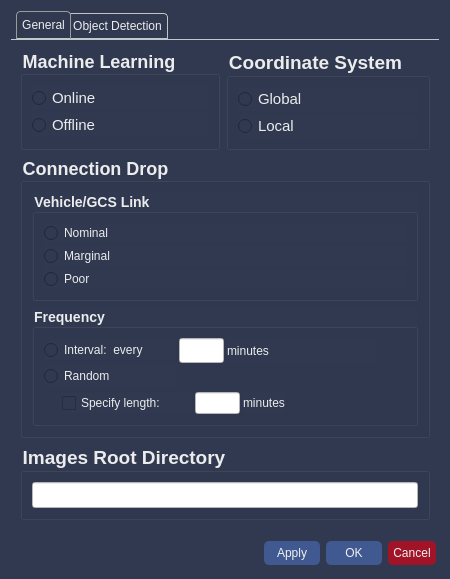
Before: the Qt Designer form src/rqt_gcs/resources/SettingsWidget.ui in CSUN-SERL/lcar-bot, drawn with Qt 5.
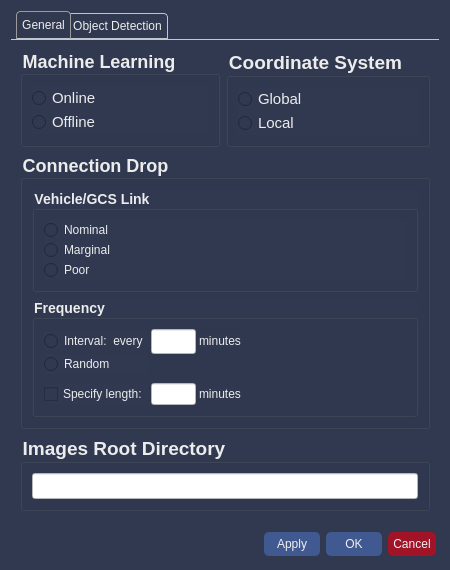
After: the same form once the commit is applied.

Commit message: tweaked settings widget layout spacing

```diff
--- a/src/rqt_gcs/resources/SettingsWidget.ui
+++ b/src/rqt_gcs/resources/SettingsWidget.ui
@@ -7,7 +7,7 @@
     <x>0</x>
     <y>0</y>
     <width>450</width>
-    <height>550</height>
+    <height>553</height>
    </rect>
   </property>
   <property name="minimumSize">
@@ -199,7 +199,7 @@
              <item row="0" column="0">
               <layout class="QVBoxLayout" name="verticalLayout_3">
                <property name="spacing">
-                <number>3</number>
+                <number>0</number>
                </property>
                <property name="sizeConstraint">
                 <enum>QLayout::SetDefaultConstraint</enum>
@@ -258,22 +258,28 @@
              <bool>false</bool>
             </property>
             <layout class="QGridLayout" name="gridLayout_4">
+             <property name="verticalSpacing">
+              <number>9</number>
+             </property>
              <item row="0" column="0">
               <layout class="QGridLayout" name="gridLayout_6">
                <property name="bottomMargin">
                 <number>0</number>
                </property>
-               <property name="spacing">
+               <property name="horizontalSpacing">
                 <number>3</number>
                </property>
-               <item row="2" column="0">
+               <property name="verticalSpacing">
+                <number>0</number>
+               </property>
+               <item row="2" column="0" alignment="Qt::AlignVCenter">
                 <widget class="QRadioButton" name="random_btn">
                  <property name="text">
                   <string>Random</string>
                  </property>
                 </widget>
                </item>
-               <item row="1" column="1">
+               <item row="1" column="1" alignment="Qt::AlignLeft|Qt::AlignVCenter">
                 <widget class="QLineEdit" name="interval_text_box">
                  <property name="minimumSize">
                   <size>
@@ -292,7 +298,7 @@
                  </property>
                 </widget>
                </item>
-               <item row="1" column="0">
+               <item row="1" column="0" alignment="Qt::AlignVCenter">
                 <widget class="QRadioButton" name="interval_btn">
                  <property name="maximumSize">
                   <size>
@@ -305,7 +311,7 @@
                  </property>
                 </widget>
                </item>
-               <item row="1" column="2">
+               <item row="1" column="2" alignment="Qt::AlignLeft|Qt::AlignVCenter">
                 <widget class="QLabel" name="interval_mins_lbl">
                  <property name="text">
                   <string>minutes</string>
@@ -320,9 +326,9 @@
                 <number>3</number>
                </property>
                <property name="leftMargin">
-                <number>18</number>
+                <number>0</number>
                </property>
-               <item>
+               <item alignment="Qt::AlignLeft|Qt::AlignVCenter">
                 <widget class="QCheckBox" name="length_check_box">
                  <property name="maximumSize">
                   <size>
@@ -335,7 +341,7 @@
                  </property>
                 </widget>
                </item>
-               <item>
+               <item alignment="Qt::AlignLeft|Qt::AlignVCenter">
                 <widget class="QLineEdit" name="length_text_box">
                  <property name="maximumSize">
                   <size>
@@ -348,7 +354,7 @@
                  </property>
                 </widget>
                </item>
-               <item alignment="Qt::AlignLeft">
+               <item alignment="Qt::AlignLeft|Qt::AlignVCenter">
                 <widget class="QLabel" name="length_mins_lbl">
                  <property name="maximumSize">
                   <size>
@@ -361,6 +367,19 @@
                  </property>
                 </widget>
                </item>
+               <item>
+                <spacer name="horizontalSpacer">
+                 <property name="orientation">
+                  <enum>Qt::Horizontal</enum>
+                 </property>
+                 <property name="sizeHint" stdset="0">
+                  <size>
+                   <width>40</width>
+                   <height>20</height>
+                  </size>
+                 </property>
+                </spacer>
+               </item>
               </layout>
              </item>
             </layout>
@@ -400,7 +419,7 @@
             <item row="0" column="0">
              <layout class="QVBoxLayout" name="verticalLayout_4">
               <property name="spacing">
-               <number>3</number>
+               <number>0</number>
               </property>
               <item>
                <widget class="QRadioButton" name="online_btn">
@@ -450,7 +469,7 @@
             <item row="0" column="0">
              <layout class="QVBoxLayout" name="verticalLayout_5">
               <property name="spacing">
-               <number>3</number>
+               <number>0</number>
               </property>
               <item>
                <widget class="QRadioButton" name="global_btn">
```
Left out of the diff: 2 changed lines with no effect on the pictures. The commit also changes 1 other file.
